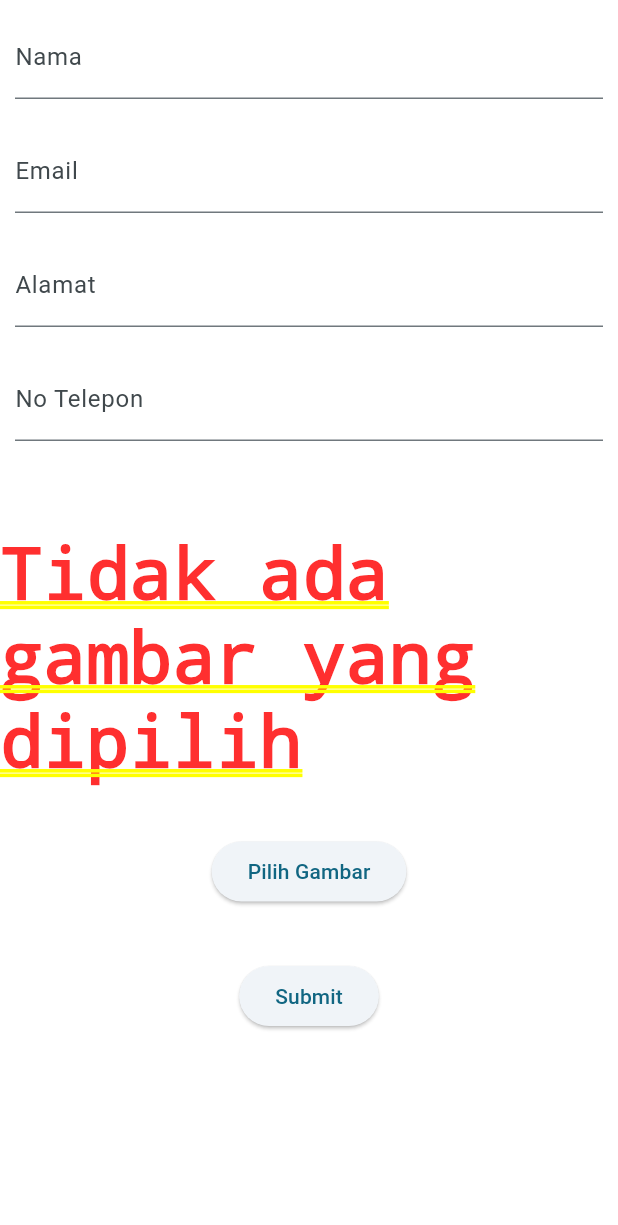
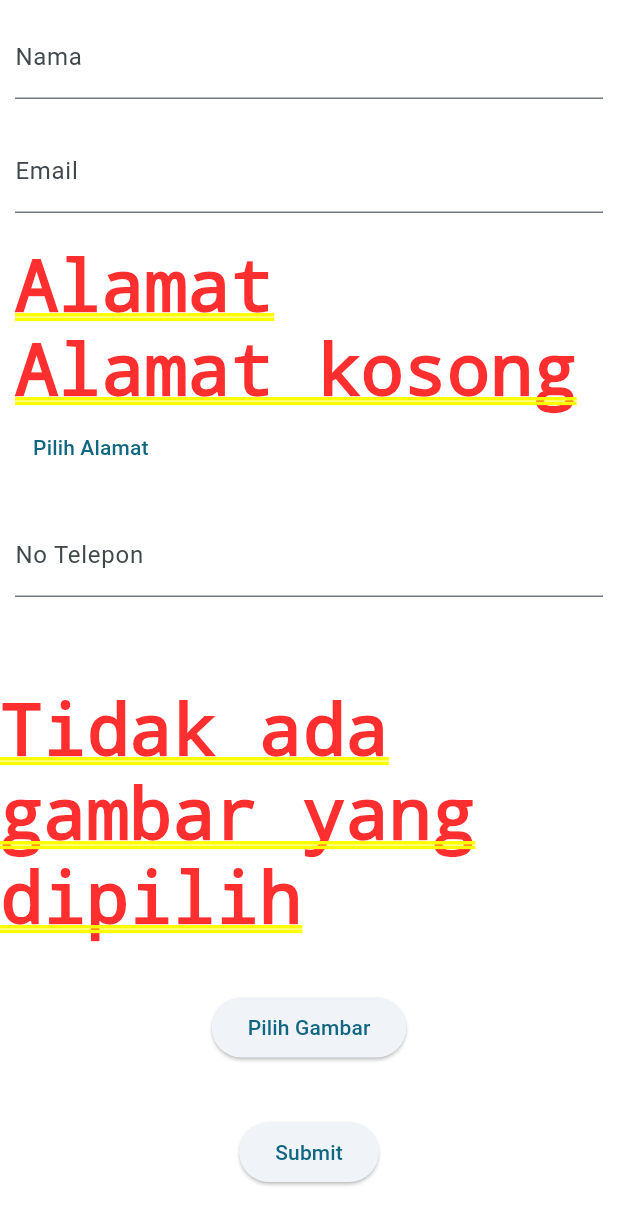
Before and after one commit to Aldayanday1/data_kontak, a Flutter app: the screen it shows after launch, after a tap on the "add" icon, on a phone screen of 412 x 824 dp. Shown: the top 1225 px of the screen. Run offline on Flutter 3.47's test engine with Material 3 defaults, Android fonts, the phone set to English and light mode, and no system bars; our stand-ins replace geocoding, geolocator, google_maps_flutter, image_picker; network calls fail.

Commit message:
Changes widget container of selecting the address

```diff
--- a/lib/presentation/views/registrasi_screen.dart
+++ b/lib/presentation/views/registrasi_screen.dart
@@ -3,6 +3,7 @@ import 'dart:io';
 import 'package:data_kontak/presentation/controllers/kontak_controller.dart';
 import 'package:data_kontak/domain/model/kontak.dart';
 import 'package:data_kontak/presentation/views/home_screen.dart';
+import 'package:data_kontak/presentation/views/map_screen.dart';
 import 'package:flutter/material.dart';
 import 'package:image_picker/image_picker.dart';
 
@@ -38,13 +39,16 @@ class _FormKontakState extends State<FormKontak> {
   Widget build(BuildContext context) {
     return Form(
       key: _formKey,
+      child: SingleChildScrollView(
         child: Column(
           children: [
             Container(
               margin: EdgeInsets.all(10),
               child: TextFormField(
-              decoration:
-                  InputDecoration(labelText: "Nama", hintText: "Masukkan Nama"),
+                decoration: InputDecoration(
+                  labelText: "Nama",
+                  hintText: "Masukkan Nama",
+                ),
                 controller: _namaController,
               ),
             ),
@@ -52,16 +56,60 @@ class _FormKontakState extends State<FormKontak> {
               margin: EdgeInsets.all(10),
               child: TextFormField(
                 decoration: InputDecoration(
-                  labelText: "Email", hintText: "Masukkan Email"),
+                  labelText: "Email",
+                  hintText: "Masukkan Email",
+                ),
                 controller: _emailController,
               ),
             ),
             Container(
-            margin: EdgeInsets.all(10),
-            child: TextFormField(
-              decoration: InputDecoration(
-                  labelText: "Alamat", hintText: "Masukkan Alamat"),
-              controller: _alamatController,
+              width: double.infinity,
+              padding: const EdgeInsets.all(10),
+              child: Column(
+                crossAxisAlignment: CrossAxisAlignment.start,
+                children: [
+                  const Text("Alamat"),
+                  _alamat == null
+                      ? const SizedBox(
+                          width: double.infinity,
+                          child: Text('Alamat kosong'),
+                        )
+                      : Text('$_alamat'),
+                  _alamat == null
+                      ? TextButton(
+                          onPressed: () async {
+                            Navigator.push(
+                              context,
+                              MaterialPageRoute(
+                                builder: (context) => MapScreen(
+                                    onLocationSelected: (selectedAddress) {
+                                  setState(() {
+                                    _alamat = selectedAddress;
+                                  });
+                                }),
+                              ),
+                            );
+                          },
+                          child: const Text('Pilih Alamat'),
+                        )
+                      : TextButton(
+                          onPressed: () async {
+                            Navigator.push(
+                              context,
+                              MaterialPageRoute(
+                                builder: (context) => MapScreen(
+                                    onLocationSelected: (selectedAddress) {
+                                  setState(() {
+                                    _alamat = selectedAddress;
+                                  });
+                                }),
+                              ),
+                            );
+                            setState(() {});
+                          },
+                          child: const Text('Ubah Alamat'),
+                        ),
+                ],
               ),
             ),
             Container(
@@ -118,6 +166,7 @@ class _FormKontakState extends State<FormKontak> {
             ),
           ],
         ),
+      ),
     );
   }
 }
```
Lines whose indentation alone changed are shown as unchanged.
